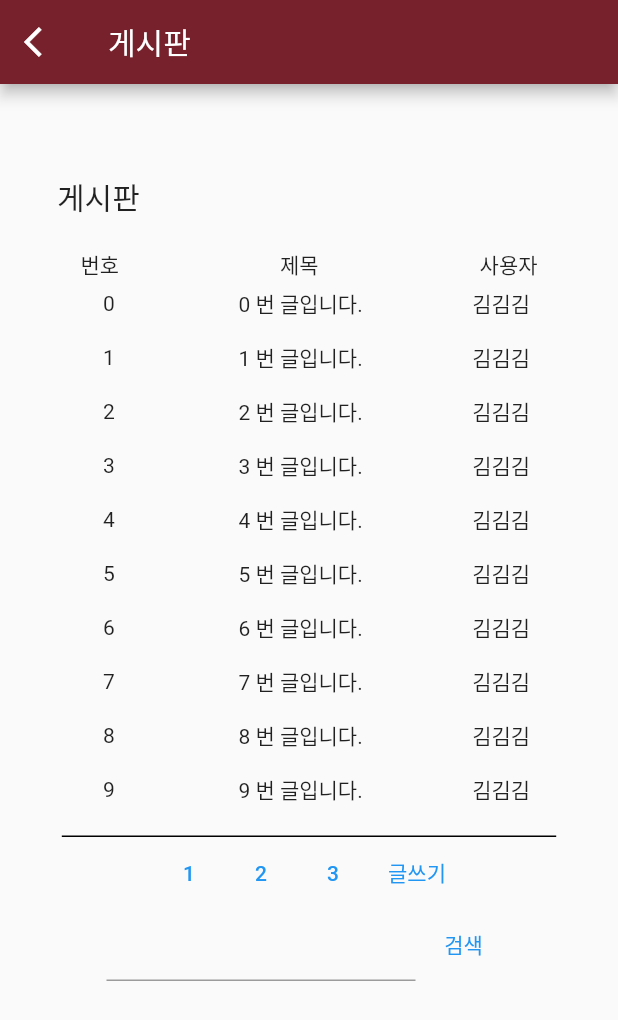
After one commit to ukleon123/ed_proj, a Flutter app: the BoardPage screen opened directly, on a phone screen of 412 x 824 dp. The commit adds this screen. Shown: the top 1020 px of the screen. Run offline on Flutter 3.47's test engine with Material 2 defaults, Android fonts, the phone set to English and light mode, and no system bars; our stand-ins replace geolocator, logger; missing offline and left inert: flutter_naver_map.

Commit message:
Feature Pages (loginPage, Map Page, Board_Page, Timetable) + Firebase Setting

```diff
--- /dev/null
+++ b/lib/board_page.dart
@@ -0,0 +1,124 @@
+import 'package:flutter/cupertino.dart';
+import 'package:flutter/material.dart';
+
+class BoardPage extends StatefulWidget {
+  BoardPage({super.key});
+
+  @override
+  State<BoardPage> createState() => _BoardPageState();
+}
+
+class _BoardPageState extends State<BoardPage> {
+  @override
+  Widget build(BuildContext context) {
+    double fullWidth = MediaQuery.of(context).size.width;
+    double fullHeight = MediaQuery.of(context).size.height;
+
+    return Scaffold(
+        appBar: AppBar(
+            backgroundColor: Color(0xff77212c),
+            leading: IconButton(
+              icon: const Icon(Icons.arrow_back_ios),
+              onPressed: () {
+                Navigator.pop(context);
+              },
+            ),
+            title: Text("게시판")),
+        body: SingleChildScrollView(
+            child:
+                Column(crossAxisAlignment: CrossAxisAlignment.start, children: [
+          Container(
+              margin: EdgeInsets.only(top: 60, left: 38, bottom: 20),
+              child: Text(
+                "게시판",
+                style: TextStyle(fontSize: 20),
+              )),
+          Container(
+              child: Column(children: [
+            Row(
+              mainAxisAlignment: MainAxisAlignment.spaceAround,
+              children: [
+                Text("번호"),
+                Text("제목"),
+                Text("사용자"),
+              ],
+            ),
+            FutureBuilder(
+              future: data(),
+              builder: (BuildContext context, AsyncSnapshot<dynamic> snapshot) {
+                // if (snapshot.hasData) {
+                return ListView.builder(
+                    itemCount: 10,
+                    shrinkWrap: true,
+                    itemBuilder: (context, idx) {
+                      DateTime now = DateTime.now();
+                      return Container(
+                          margin: EdgeInsets.only(top: 5, bottom: 10),
+                          child: Row(
+                            mainAxisAlignment: MainAxisAlignment.start,
+                            children: [
+                              Container(
+                                  margin: EdgeInsets.only(left: fullWidth / 6),
+                                  child: Text(idx.toString())),
+
+                              Container(
+                                  margin: EdgeInsets.only(left: fullWidth / 5),
+                                  child: Text("${idx.toString()} 번 글입니다.")),
+                              Container(
+                                  margin:
+                                      EdgeInsets.only(left: fullWidth / 4 - 30),
+                                  child: Text("김김김")),
+                              // Text(snapshot.data!['title']),
+                              // Text(snapshot.data!['time']),
+                            ],
+                          ));
+                    });
+                // }
+                // else {
+                //   return Container();
+                // }
+              },
+            ),
+            Container(
+                height: 1,
+                width: fullWidth * 4 / 5,
+                margin: EdgeInsets.only(top: 10),
+                color: Colors.black),
+            Row(mainAxisAlignment: MainAxisAlignment.center, children: [
+              TextButton(
+                child: Text("1"),
+                style: TextButton.styleFrom(minimumSize: Size(10, 10)),
+                onPressed: () {},
+              ),
+              TextButton(
+                child: Text("2"),
+                style: TextButton.styleFrom(minimumSize: Size(10, 10)),
+                onPressed: () {},
+              ),
+              TextButton(
+                child: Text("3"),
+                style: TextButton.styleFrom(minimumSize: Size(10, 10)),
+                onPressed: () {},
+              ),
+              TextButton(
+                child: Text("글쓰기"),
+                onPressed: () {},
+              )
+            ]),
+          ])),
+          Row(mainAxisAlignment: MainAxisAlignment.center, children: [
+            Container(
+              width: fullWidth / 2,
+              child: TextField(
+                style: TextStyle(fontSize: 15),
+              ),
+            ),
+            TextButton(onPressed: () {}, child: Text("검색"))
+          ])
+        ])));
+  }
+
+  Future data() async {
+    return null;
+  }
+}
```
Also changed, not shown: lib/main.dart (+9 -1 lines), lib/main_page.dart (+58 -19 lines), lib/map_page.dart (added, +102 -0 lines), lib/timetable.dart (added, +16 -0 lines), lib/timetable_page.dart (deleted).
